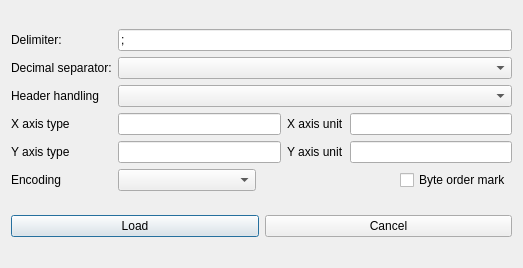
Qt form src/gui/loadcsvfiledialog.ui (echmet/CEval) before a commit.
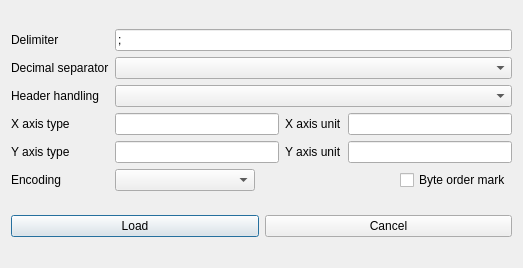
The same form after that commit.

Commit message: - Set correct TAB switch order in load CSV file dialog - Remove colon characters from the form

```diff
--- a/src/gui/loadcsvfiledialog.ui
+++ b/src/gui/loadcsvfiledialog.ui
@@ -32,7 +32,7 @@
         <string extracomment="Character that separates columns in the data file"/>
        </property>
        <property name="text">
-        <string>Delimiter:</string>
+        <string>Delimiter</string>
        </property>
       </widget>
      </item>
@@ -55,7 +55,7 @@
         <string/>
        </property>
        <property name="text">
-        <string>Decimal separator:</string>
+        <string>Decimal separator</string>
        </property>
       </widget>
      </item>
```
Left out of the diff: 13 changed lines with no effect on the pictures.
